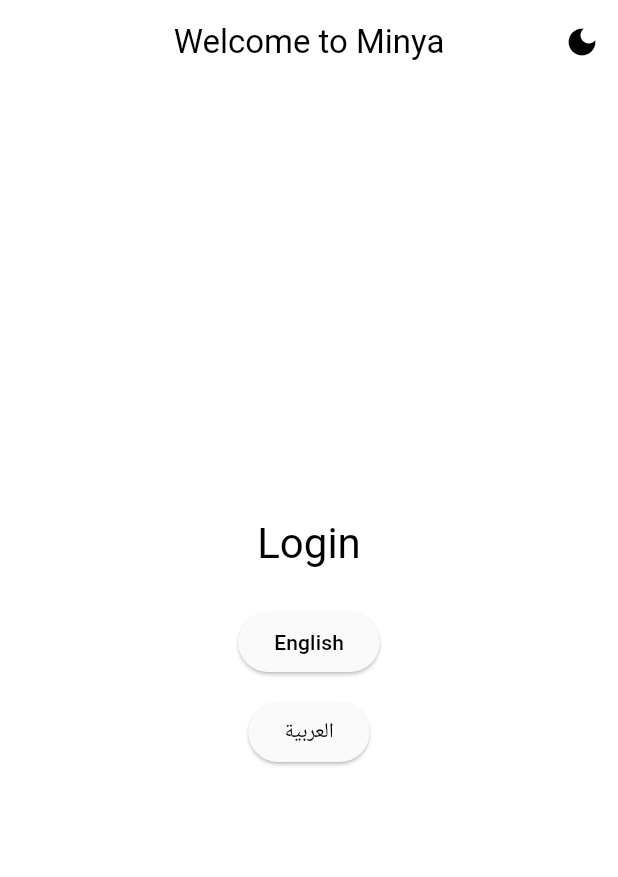
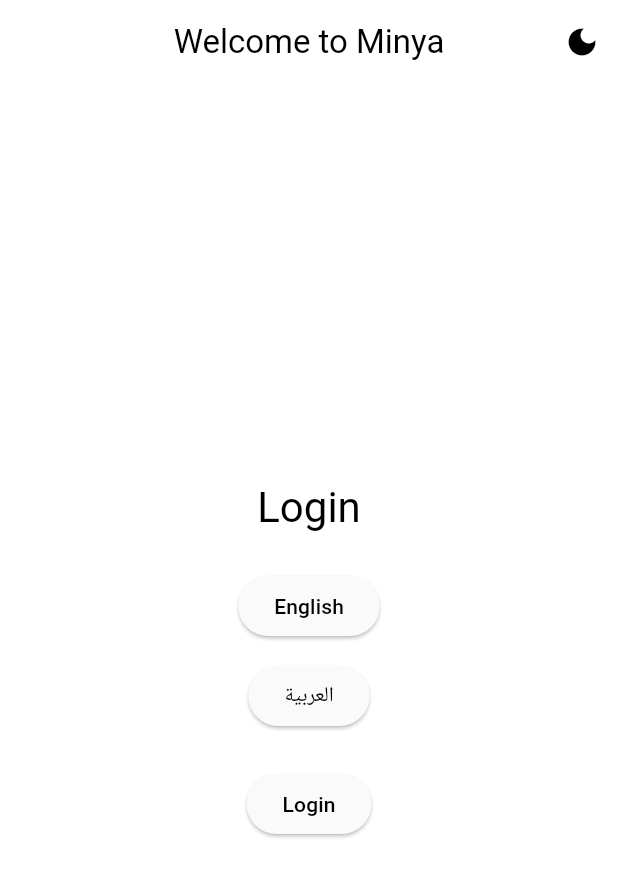
Before and after one commit to a7medhosny/smart-microbus, a Flutter app: the screen it shows after launch, on a phone screen of 412 x 824 dp. Shown: the top 877 px of the screen. Run offline on Flutter 3.47's test engine with Material 3 defaults, Android fonts, the phone set to English and light mode, and no system bars; our stand-ins replace bloc, dartz, dio, equatable, flutter_bloc, flutter_screenutil and 5 more; generated files the repository leaves out were written again.

Commit message:
Presentation for login screen

```diff
--- /dev/null
+++ b/lib/core/helpers/spacing.dart
@@ -0,0 +1,6 @@
+import 'package:flutter/material.dart';
+import 'package:flutter_screenutil/flutter_screenutil.dart';
+
+SizedBox verticalSpace(double height) => SizedBox(height: height.h);
+
+SizedBox horizontalSpace(double width) => SizedBox(width: width.w);
--- a/lib/core/routing/app_router.dart
+++ b/lib/core/routing/app_router.dart
@@ -1,4 +1,8 @@
 import 'package:flutter/material.dart';
+import 'package:flutter_bloc/flutter_bloc.dart';
+import 'package:smart_microbus/core/DI/dependency_injection.dart';
+import 'package:smart_microbus/features/Auth/login/presentation/cubit/cubit/login_cubit.dart';
+import 'package:smart_microbus/features/Auth/login/presentation/screens/login_Screen.dart';
 import 'package:smart_microbus/main.dart';
 
 import 'routes.dart';
@@ -20,7 +24,10 @@ class AppRouter {
       // ================= LOGIN =================
       case Routes.login:
         return _materialRoute(
-          const Placeholder(), // LoginScreen()
+          BlocProvider(
+            create: (context) => getIt<LoginCubit>(),
+            child: const LoginScreen(),
+          ),
         );
 
       // ================= REGISTER =================
--- a/lib/core/routing/routes.dart
+++ b/lib/core/routing/routes.dart
@@ -2,7 +2,7 @@ class Routes {
   static const String initial = '/';
 
   // ================= AUTH =================
-  static const String login = '/login';
+  static const String login = '/LoginScreen';
   static const String register = '/register';
   static const String forgotPassword = '/forgot-password';
   static const String resetPassword = '/reset-password';
@@ -31,11 +31,9 @@ class Routes {
 
   // ================= CATEGORIES =================
   static const String categories = '/categories';
-  static const String productsByCategory =
-      '/products-by-category';
+  static const String productsByCategory = '/products-by-category';
 
   // ================= BRANDS =================
   static const String brands = '/brands';
-  static const String productsByBrand =
-      '/products-by-brand';
+  static const String productsByBrand = '/products-by-brand';
 }
--- a/lib/core/theme/app_theme.dart
+++ b/lib/core/theme/app_theme.dart
@@ -15,7 +15,7 @@ class AppTheme {
       primary: AppColorsLight.primary,
       secondary: AppColorsLight.secondary,
       surface: AppColorsLight.surface,
-      surfaceContainerHighest: AppColorsLight.grey100,
+      // surfaceContainerHighest: AppColorsLight.grey100,
       onSurface: AppColorsLight.textPrimary,
       onSurfaceVariant: AppColorsLight.textSecondary,
     ),
@@ -33,6 +33,18 @@ class AppTheme {
     ),
 
     inputDecorationTheme: InputDecorationTheme(
+      labelStyle: const TextStyle(
+        color: AppColorsLight.textSecondary,
+        fontSize: 14,
+      ),
+      floatingLabelBehavior: FloatingLabelBehavior.always,
+
+      floatingLabelStyle: const TextStyle(
+        color: AppColorsLight.primary,
+        fontSize: 14,
+        fontWeight: FontWeight.w600,
+      ),
+
       filled: true,
       fillColor: AppColorsLight.grey100,
       hintStyle: TextStyle(color: AppColorsLight.textSecondary),
@@ -49,8 +61,6 @@ class AppTheme {
     dividerColor: AppColorsLight.divider,
 
     iconTheme: const IconThemeData(color: AppColorsLight.iconInactive),
-
-
 
     textTheme: TextTheme(
       bodyLarge: AppTextStyles.regular(16, color: AppColorsLight.textPrimary),
@@ -74,7 +84,7 @@ class AppTheme {
       primary: AppColorsDark.primary,
       secondary: AppColorsDark.secondary,
       surface: AppColorsDark.surface,
-      surfaceContainerHighest: AppColorsDark.grey200,
+      // surfaceContainerHighest: AppColorsDark.grey200,
       onSurface: AppColorsDark.textPrimary,
       onSurfaceVariant: AppColorsDark.textSecondary,
     ),
@@ -92,6 +102,17 @@ class AppTheme {
     ),
 
     inputDecorationTheme: InputDecorationTheme(
+      labelStyle: const TextStyle(
+        color: AppColorsDark.textSecondary,
+        fontSize: 14,
+      ),
+      floatingLabelStyle: const TextStyle(
+        color: AppColorsDark.primary,
+        fontSize: 14,
+        fontWeight: FontWeight.w600,
+      ),
+      floatingLabelBehavior: FloatingLabelBehavior.always,
+
       filled: true,
       fillColor: AppColorsDark.grey200,
       hintStyle: TextStyle(color: AppColorsDark.textSecondary),
--- /dev/null
+++ b/lib/features/Auth/login/presentation/cubit/cubit/login_cubit.dart
@@ -0,0 +1,33 @@
+import 'package:bloc/bloc.dart';
+import 'package:equatable/equatable.dart';
+import 'package:smart_microbus/features/Auth/login/domain/entites/forget_password_entity.dart';
+import 'package:smart_microbus/features/Auth/login/domain/entites/login_entity.dart';
+import 'package:smart_microbus/features/Auth/login/domain/entites/user_entity.dart';
+import 'package:smart_microbus/features/Auth/login/domain/usecases/forget_password_use_case.dart';
+import 'package:smart_microbus/features/Auth/login/domain/usecases/login_use_case.dart';
+
+part 'login_state.dart';
+
+class LoginCubit extends Cubit<LoginState> {
+  LoginCubit({required this.loginUseCase, required this.forgetPasswordUseCase})
+    : super(LoginInitial());
+  final LoginUseCase loginUseCase;
+  final ForgetPasswordUseCase forgetPasswordUseCase;
+  Future<void> login({required LoginEntity entity}) async {
+    emit(LoginLoading());
+    final result = await loginUseCase(entity);
+    result.fold(
+      (failure) => emit(LoginFailure(message: failure.message)),
+      (user) => emit(LoginSuccess(user: user)),
+    );
+  }
+
+  Future<void> forgetPassword(ForgetPasswordEntity entity) async {
+    emit(ForgetPasswordLoading());
+    final result = await forgetPasswordUseCase(entity);
+    result.fold(
+      (failure) => emit(ForgetPasswordFailure(message: failure.message)),
+      (user) => emit(ForgetPasswordSuccess(user: user)),
+    );
+  }
+}
--- a/lib/l10n/app_ar.arb
+++ b/lib/l10n/app_ar.arb
@@ -21,8 +21,11 @@
 
   "phoneNumber": "رقم الهاتف",
   "enterPhoneNumber": "01xxxxxxxxx",
+  "phoneRequired": "من فضلك أدخل رقم الهاتف",
 
   "password": "كلمة المرور",
+  "passwordRequired": "من فضلك أدخل كلمة المرور",
+"rememberMe": "تذكرني",
 
   "forgotPassword": "نسيت كلمة المرور؟",
 
--- a/lib/l10n/app_en.arb
+++ b/lib/l10n/app_en.arb
@@ -20,8 +20,13 @@
 
   "phoneNumber": "Phone Number",
   "enterPhoneNumber": "01xxxxxxxxx",
+  "phoneRequired": "Please enter phone number",
 
   "password": "Password",
+  "passwordRequired": "Please enter password",
+
+  "rememberMe": "Remember me",
+
 
   "forgotPassword": "Forgot Password?",
 
--- a/lib/l10n/app_localizations.dart
+++ b/lib/l10n/app_localizations.dart
@@ -161,11 +161,29 @@ abstract class AppLocalizations {
   /// **'01xxxxxxxxx'**
   String get enterPhoneNumber;
 
+  /// No description provided for @phoneRequired.
+  ///
+  /// In en, this message translates to:
+  /// **'Please enter phone number'**
+  String get phoneRequired;
+
   /// No description provided for @password.
   ///
   /// In en, this message translates to:
   /// **'Password'**
   String get password;
+
+  /// No description provided for @passwordRequired.
+  ///
+  /// In en, this message translates to:
+  /// **'Please enter password'**
+  String get passwordRequired;
+
+  /// No description provided for @rememberMe.
+  ///
+  /// In en, this message translates to:
+  /// **'Remember me'**
+  String get rememberMe;
 
   /// No description provided for @forgotPassword.
   ///
--- a/lib/main.dart
+++ b/lib/main.dart
@@ -1,15 +1,15 @@
 import 'package:flutter/material.dart';
 import 'package:flutter_bloc/flutter_bloc.dart';
 import 'package:flutter_localizations/flutter_localizations.dart';
-import 'package:smart_microbus/core/networking/dio_factory.dart';
+import 'package:flutter_screenutil/flutter_screenutil.dart';
+
+import 'package:smart_microbus/core/helpers/extensions.dart';
 import 'package:smart_microbus/core/routing/routes.dart';
 import 'package:smart_microbus/l10n/app_localizations.dart';
 
 import 'core/di/dependency_injection.dart';
-
 import 'core/localization/locale_cubit.dart';
 import 'core/localization/locale_state.dart';
-
 import 'core/routing/app_router.dart';
 import 'core/theme/app_theme.dart';
 import 'core/theme/theme_cubit.dart';
@@ -32,27 +32,28 @@ class MyApp extends StatelessWidget {
 
     return MultiBlocProvider(
       providers: [
-        /// 🌍 Localization Cubit
         BlocProvider(create: (_) => getIt<LocaleCubit>()),
-
-        /// 🎨 Theme Cubit
         BlocProvider(create: (_) => getIt<ThemeCubit>()),
       ],
-
       child: BlocBuilder<LocaleCubit, LocaleState>(
         builder: (context, localeState) {
           return BlocBuilder<ThemeCubit, ThemeMode>(
             builder: (context, themeMode) {
+              return ScreenUtilInit(
+                designSize: const Size(375, 812),
+                minTextAdapt: true,
+                splitScreenMode: true,
+
+                builder: (context, child) {
                   return MaterialApp(
                     debugShowCheckedModeBanner: false,
-                navigatorKey: navigatorKey,
+
                     onGenerateRoute: appRouter.onGenerateRoute,
                     initialRoute: Routes.initial,
 
                     // ================= Localization =================
                     locale: localeState.locale,
                     supportedLocales: AppLocalizations.supportedLocales,
-
                     localizationsDelegates: const [
                       AppLocalizations.delegate,
                       GlobalMaterialLocalizations.delegate,
@@ -64,6 +65,8 @@ class MyApp extends StatelessWidget {
                     theme: AppTheme.lightTheme,
                     darkTheme: AppTheme.darkTheme,
                     themeMode: themeMode,
+                  );
+                },
               );
             },
           );
@@ -86,8 +89,6 @@ class HomeScreen extends StatelessWidget {
       appBar: AppBar(
         title: Text(tr.welcomeToMinya),
         centerTitle: true,
-
-        /// 🌙 Toggle Theme Icon
         actions: [
           IconButton(
             onPressed: () {
@@ -97,17 +98,14 @@ class HomeScreen extends StatelessWidget {
           ),
         ],
       ),
-
       body: Center(
         child: Column(
           mainAxisAlignment: MainAxisAlignment.center,
           children: [
-            /// 🌍 Translated Text
             Text(tr.login, style: Theme.of(context).textTheme.headlineMedium),
 
             const SizedBox(height: 24),
 
-            /// 🇬🇧 English
             ElevatedButton(
               onPressed: () {
                 localeCubit.toEnglish();
@@ -117,7 +115,6 @@ class HomeScreen extends StatelessWidget {
 
             const SizedBox(height: 12),
 
-            /// 🇸🇦 Arabic
             ElevatedButton(
               onPressed: () {
                 localeCubit.toArabic();
@@ -126,6 +123,13 @@ class HomeScreen extends StatelessWidget {
             ),
 
             const SizedBox(height: 24),
+
+            ElevatedButton(
+              onPressed: () {
+                context.pushNamed(Routes.login);
+              },
+              child: const Text("Login"),
+            ),
           ],
         ),
       ),
```
Also changed, not shown: lib/core/DI/dependency_injection.dart (+7 -0 lines), lib/core/helpers/extensions.dart (added, +24 -0 lines), lib/features/Auth/login/presentation/cubit/cubit/login_state.dart (added, +46 -0 lines), lib/features/Auth/login/presentation/screens/login_Screen.dart (added, +49 -0 lines), lib/features/Auth/login/presentation/widgets/login_footer.dart (added, +31 -0 lines), lib/features/Auth/login/presentation/widgets/login_form_body.dart (added, +116 -0 lines), lib/features/Auth/login/presentation/widgets/login_header.dart (added, +44 -0 lines), lib/l10n/app_localizations_ar.dart (+9 -0 lines), lib/l10n/app_localizations_en.dart (+9 -0 lines). Lines whose indentation alone changed are shown as unchanged.
